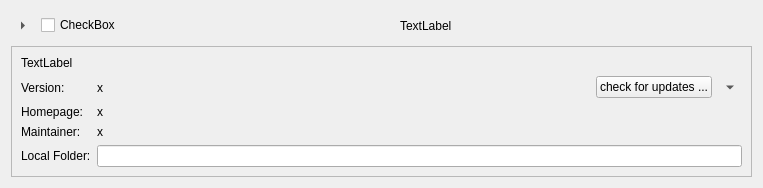
Old version of the form ui/a2widget/a2module_source.ui in the repository ewerybody/a2.
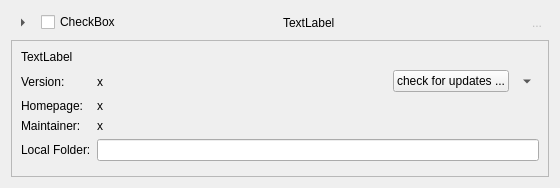
New version of the form. Custom widgets are drawn as their Qt base class.

Commit message: :warning: config loading errors now shown in UI

```diff
--- a/ui/a2widget/a2module_source.ui
+++ b/ui/a2widget/a2module_source.ui
@@ -6,7 +6,7 @@
    <rect>
     <x>0</x>
     <y>0</y>
-    <width>763</width>
+    <width>560</width>
     <height>188</height>
    </rect>
   </property>
@@ -15,7 +15,7 @@
   </property>
   <layout class="QVBoxLayout" name="modsource_layout">
    <item>
-    <layout class="QHBoxLayout" name="horizontalLayout">
+    <layout class="QHBoxLayout" name="horizontalLayout" stretch="0,1,1,0">
      <item>
       <widget class="QToolButton" name="tool_button">
        <property name="text">
@@ -39,7 +39,23 @@
      <item>
       <widget class="QLabel" name="mod_count">
        <property name="text">
-        <string>TextLabel</string>
+        <string notr="true">TextLabel</string>
+       </property>
+      </widget>
+     </item>
+     <item>
+      <widget class="QToolButton" name="error_icon">
+       <property name="enabled">
+        <bool>false</bool>
+       </property>
+       <property name="text">
+        <string notr="true">...</string>
+       </property>
+       <property name="autoRaise">
+        <bool>true</bool>
+       </property>
+       <property name="arrowType">
+        <enum>Qt::NoArrow</enum>
        </property>
       </widget>
      </item>
```
Left out of the diff: 20 changed lines with no effect on the pictures. The commit also changes 3 other files.
